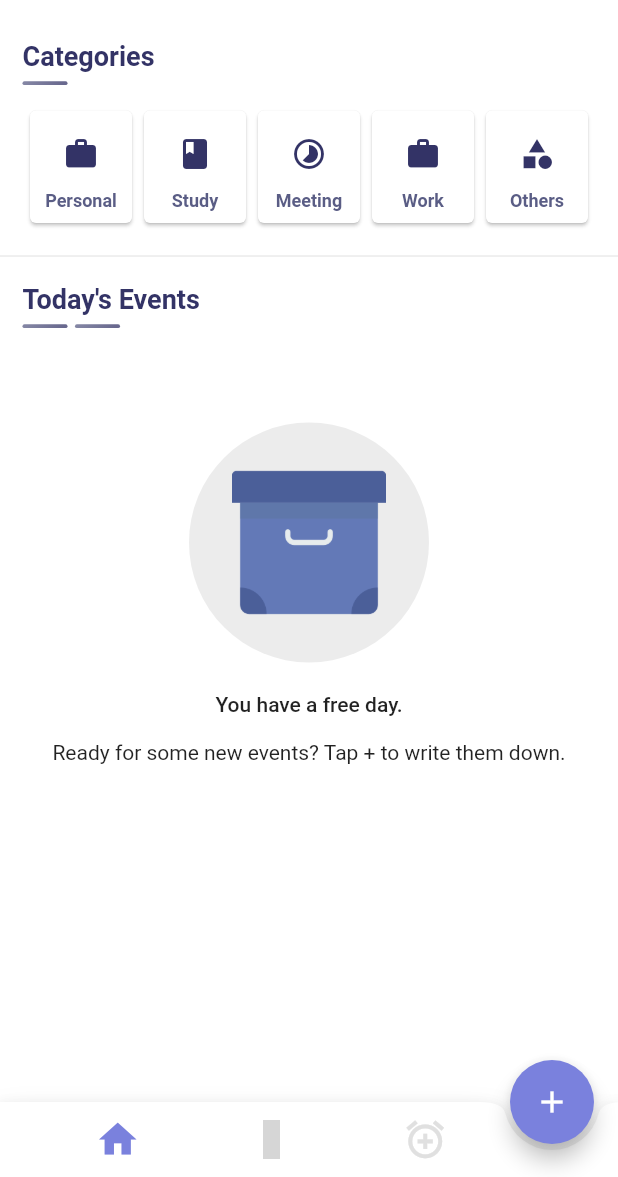
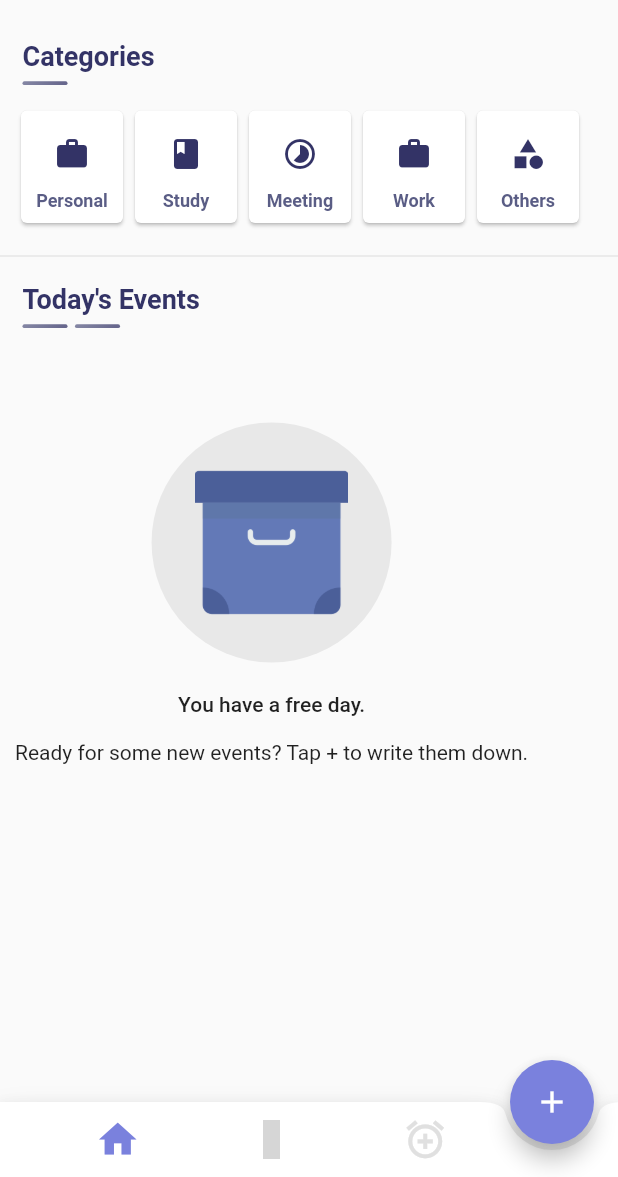
Before and after one commit to abishaan/Reminder, a Flutter app: the screen it shows after launch, on a phone screen of 412 x 824 dp, the part 59-1236 px from its top. Run offline on Flutter 3.47's test engine with Material 2 defaults, Android fonts, the phone set to English and light mode, and no system bars; our stand-ins replace cloud_firestore, material_design_icons_flutter, table_calendar; accounts and stored records are empty; grey boxes are pictures that could not be loaded.

Commit message:
event_screen:remove scroll view

```diff
--- a/lib/main.dart
+++ b/lib/main.dart
@@ -81,7 +81,7 @@ class _HomePageState extends State<HomePage> {
           _screenTitle,
           style: TextStyle(color: ThemeColor.primaryAccent),
         ),
-        backgroundColor: Colors.white,
+        backgroundColor: Colors.grey[50],
         actions: <Widget>[
           _bottomNavHome
               ? PopupMenuButton(
@@ -93,7 +93,7 @@ class _HomePageState extends State<HomePage> {
               : SizedBox()
         ],
       ),
-      backgroundColor: Colors.white,
+      backgroundColor: Colors.grey[50],
       body: _tabItems[_currentIndex],
       drawer: Drawer(),
       floatingActionButtonLocation: _buttonLocation,
--- a/lib/screens/event_screen/event_screen.dart
+++ b/lib/screens/event_screen/event_screen.dart
@@ -21,10 +21,9 @@ class _EventScreenState extends State<EventScreen> {
 
   @override
   Widget build(BuildContext context) {
-    return SingleChildScrollView(
-      child: SizedBox(
-        height: MediaQuery.of(context).size.height,
-        child: Column(
+    return Column(
+      crossAxisAlignment: CrossAxisAlignment.start,
+      mainAxisSize: MainAxisSize.max,
       children: <Widget>[
         LabelWidget('Categories', 1),
         SingleChildScrollView(
@@ -32,7 +31,7 @@ class _EventScreenState extends State<EventScreen> {
           child: Container(
             margin: EdgeInsets.symmetric(horizontal: 10),
             child: Row(
-                  mainAxisAlignment: MainAxisAlignment.spaceBetween,
+              mainAxisAlignment: MainAxisAlignment.start,
               children: <Widget>[
                 CategoryWidget(Icon(Icons.work), 'Personal'),
                 CategoryWidget(Icon(Icons.book), 'Study'),
@@ -50,8 +49,6 @@ class _EventScreenState extends State<EventScreen> {
         LabelWidget('Today\'s Events', 2),
         _buildEventList(context)
       ],
-        ),
-      ),
     );
   }
 
```
Also changed, not shown: lib/api/category_api.dart (added, +47 -0 lines). Lines whose indentation alone changed are shown as unchanged.
